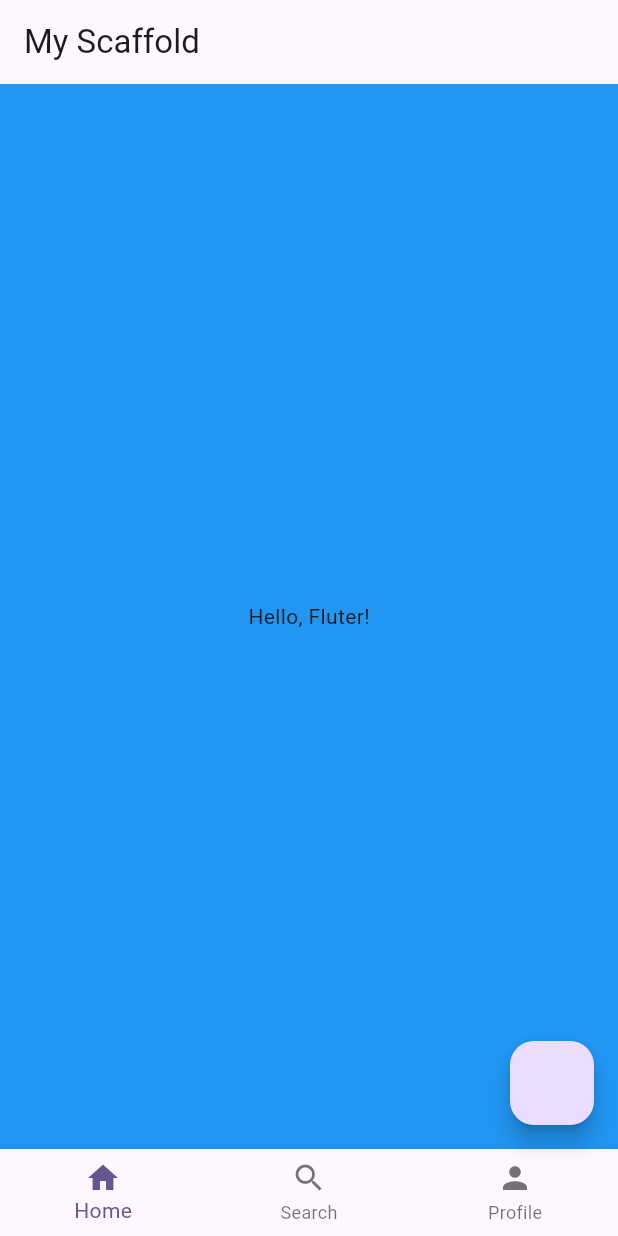
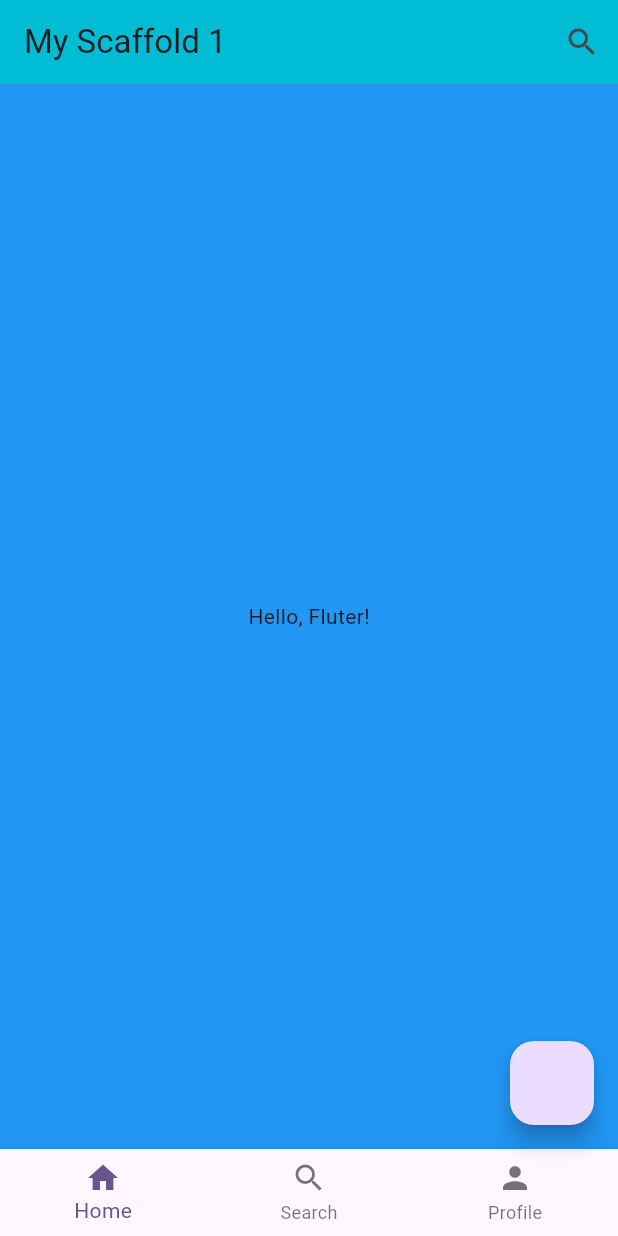
Before and after one commit to LucHo251025/Fullter-Learn, a Flutter app: the screen it shows after launch, on a phone screen of 412 x 824 dp. Run offline on Flutter 3.47's test engine with Material 3 defaults, Android fonts, the phone set to English and light mode, and no system bars.

```diff
--- /dev/null
+++ b/lib/learn/day3-widgets/MyAppBar.dart
@@ -0,0 +1,41 @@
+import "package:flutter/material.dart";
+
+class MyAppBar extends StatelessWidget {
+  const MyAppBar({super.key});
+  @override
+  Widget build(BuildContext context) {
+
+    return Scaffold(
+      appBar: AppBar(
+        title: const Text("My Scaffold 1"),
+        backgroundColor: Colors.cyan,
+        actions: [
+          IconButton(onPressed: (){
+            print("Action1");
+          }, icon: Icon(Icons.search)),
+        ],
+      ),
+      backgroundColor: Colors.blue  ,
+      body: Center(
+        child: Text(
+          'Hello, Fluter!',
+        ),
+      ),
+      floatingActionButton:FloatingActionButton(onPressed: (){print("All");}) ,
+      bottomNavigationBar: BottomNavigationBar(items: [
+        BottomNavigationBarItem(
+          icon: Icon(Icons.home),
+          label: 'Home',
+        ),
+        BottomNavigationBarItem(
+          icon: Icon(Icons.search),
+          label: 'Search',
+        ),
+        BottomNavigationBarItem(
+          icon: Icon(Icons.person),
+          label: 'Profile',
+        ),
+      ]),
+    );
+  }
+}
--- a/lib/main.dart
+++ b/lib/main.dart
@@ -1,5 +1,5 @@
 import 'package:flutter/material.dart';
-import 'package:flutter_learn/learn/day3-widgets/MyScaffold.dart';
+import 'package:flutter_learn/learn/day3-widgets/MyAppBar.dart';
 void main() {
   runApp(const MyApp());
 }
@@ -17,7 +17,7 @@ class MyApp extends StatelessWidget {
         colorScheme: ColorScheme.fromSeed(seedColor: Colors.deepPurple),
         useMaterial3: true,
       ),
-      home: const MyScaffold(),
+      home: const MyAppBar(),
     );
   }
 }
```
